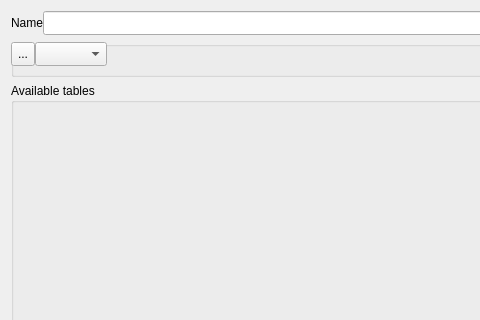
Above: DiagramForm.ui from fritzone/ddm before the change; both pictures show x 0 to 480 and y 0 to 320 of the 562 by 436 pixel window. Below: the same form after it.
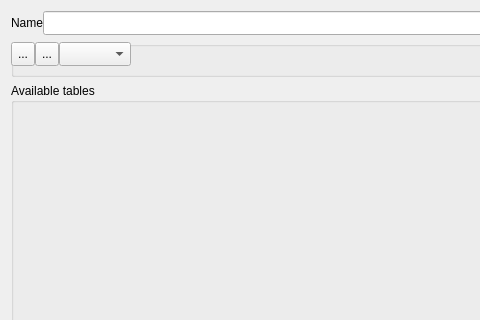
That is the form after the change. Icons and pictures are not drawn.

Commit message: diagram drawing, but the text is not working yet

```diff
--- a/DiagramForm.ui
+++ b/DiagramForm.ui
@@ -97,6 +97,35 @@
          </property>
         </widget>
        </item>
+       <item>
+        <widget class="QToolButton" name="btnAddNote">
+         <property name="maximumSize">
+          <size>
+           <width>24</width>
+           <height>24</height>
+          </size>
+         </property>
+         <property name="toolTip">
+          <string>Add a note to the diagram</string>
+         </property>
+         <property name="statusTip">
+          <string>Add a note to the diagram</string>
+         </property>
+         <property name="text">
+          <string>...</string>
+         </property>
+         <property name="icon">
+          <iconset resource="dbm.qrc">
+           <normaloff>:/images/actions/images/small/font.png</normaloff>:/images/actions/images/small/font.png</iconset>
+         </property>
+         <property name="checkable">
+          <bool>true</bool>
+         </property>
+         <property name="checked">
+          <bool>false</bool>
+         </property>
+        </widget>
+       </item>
        <item>
         <widget class="QComboBox" name="comboBox">
          <property name="maximumSize">
```
Left out of the diff: 29 changed lines with no effect on the pictures. The commit also changes 13 other files.
